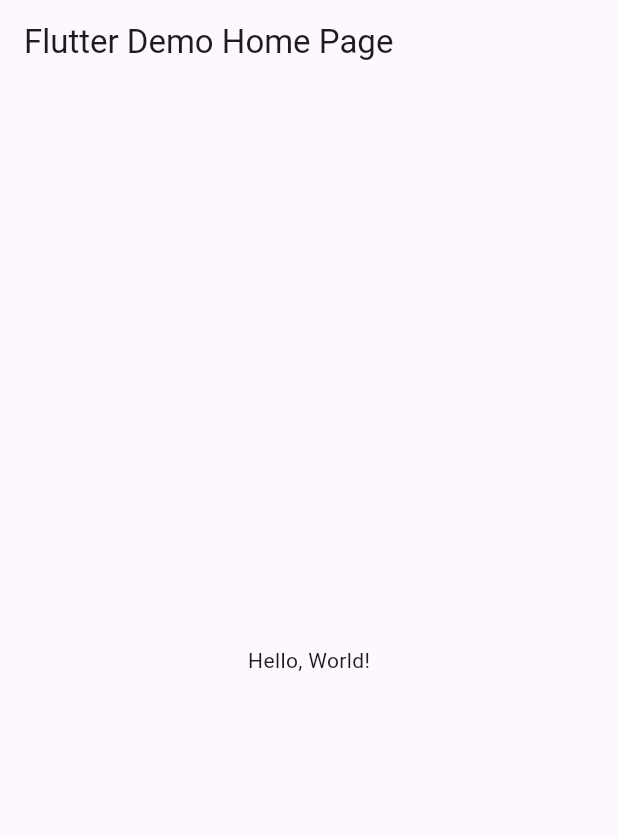
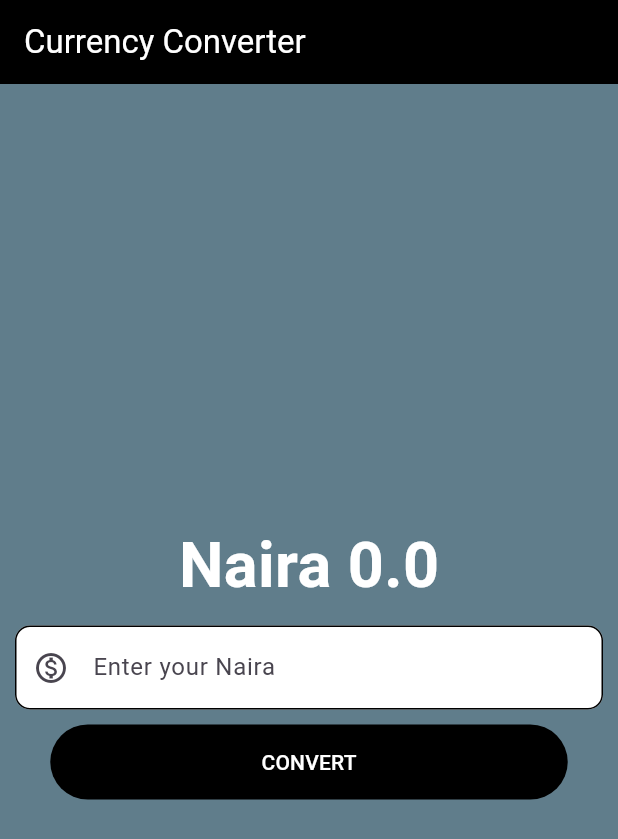
Before and after one commit to Aishtml/currency_converter, a Flutter app: the screen it shows after launch, on a phone screen of 412 x 824 dp. Shown: the top 839 px of the screen. Run offline on Flutter 3.47's test engine with Material 3 defaults, Android fonts, the phone set to English and light mode, and no system bars.

Commit message:
convert from dollar to naira

```diff
--- a/lib/main.dart
+++ b/lib/main.dart
@@ -1,41 +1,77 @@
 import 'package:flutter/material.dart';
 
-void main() => runApp(MyApp());
-
-class MyApp extends StatelessWidget {
-  const MyApp({super.key});
-  // This widget is the root of your application.
-  @override
-  Widget build(BuildContext context) {
-    return MaterialApp(
-      // Application name
-      title: 'Flutter Hello World',
-      // Application theme data, you can set the colors for the application as
-      // you want
-      theme: ThemeData(
-        // useMaterial3: false,
-        primarySwatch: Colors.blue,
-      ),
-      // A widget which will be started on application startup
-      home: MyHomePage(title: 'Flutter Demo Home Page'),
-    );
-  }
+void main() {
+  runApp(const ConverterApp());
 }
 
-class MyHomePage extends StatelessWidget {
-  final String title;
-  const MyHomePage({super.key, required this.title});
+class ConverterApp extends StatefulWidget {
+  const ConverterApp({super.key});
+
+  @override
+  State<ConverterApp> createState() => _ConverterAppState();
+}
+
+class _ConverterAppState extends State<ConverterApp> {
+  double result = 0;
+  final TextEditingController textEditingController = TextEditingController();
 
   @override
   Widget build(BuildContext context) {
-    return Scaffold(
-      appBar: AppBar(
-        // The title text which will be shown on the action bar
-        title: Text(title),
+    const borders = OutlineInputBorder(
+      borderRadius: BorderRadius.all(Radius.circular(10)),
+      borderSide: BorderSide(
+        color: Colors.black,
       ),
-      body: Center(
-        child: Text(
-          'Hello, World!',
+    );
+
+    return MaterialApp(
+      debugShowCheckedModeBanner: false,
+      home: Scaffold(
+        appBar: AppBar(
+          title: const Text('Currency Converter'),
+          backgroundColor: Colors.black,
+          foregroundColor: Colors.white,
+        ),
+        backgroundColor: Colors.blueGrey,
+        body: Center(
+          child: Column(
+            mainAxisAlignment: MainAxisAlignment.center,
+            children: [
+              Text(
+                'Naira $result',
+                style: const TextStyle(
+                    fontSize: 42,
+                    fontWeight: FontWeight.bold,
+                    color: Colors.white),
+              ),
+              Padding(
+                padding: const EdgeInsets.all(10.0),
+                child: TextField(
+                  controller: textEditingController,
+                  style: const TextStyle(
+                    color: Colors.black,
+                  ),
+                  decoration: const InputDecoration(
+                      focusedBorder: borders,
+                      enabledBorder: borders,
+                      prefixIcon: Icon(Icons.monetization_on_outlined),
+                      filled: true,
+                      fillColor: Colors.white,
+                      hintText: 'Enter your Naira'),
+                ),
+              ),
+              TextButton(
+                  onPressed: () {
+                    result = double.parse(textEditingController.text) * 1608.72;
+                    setState(() {});
+                  },
+                  style: const ButtonStyle(
+                      backgroundColor: WidgetStatePropertyAll(Colors.black),
+                      foregroundColor: WidgetStatePropertyAll(Colors.white),
+                      fixedSize: WidgetStatePropertyAll(Size(345, 50))),
+                  child: const Text('CONVERT'))
+            ],
+          ),
         ),
       ),
     );
```
